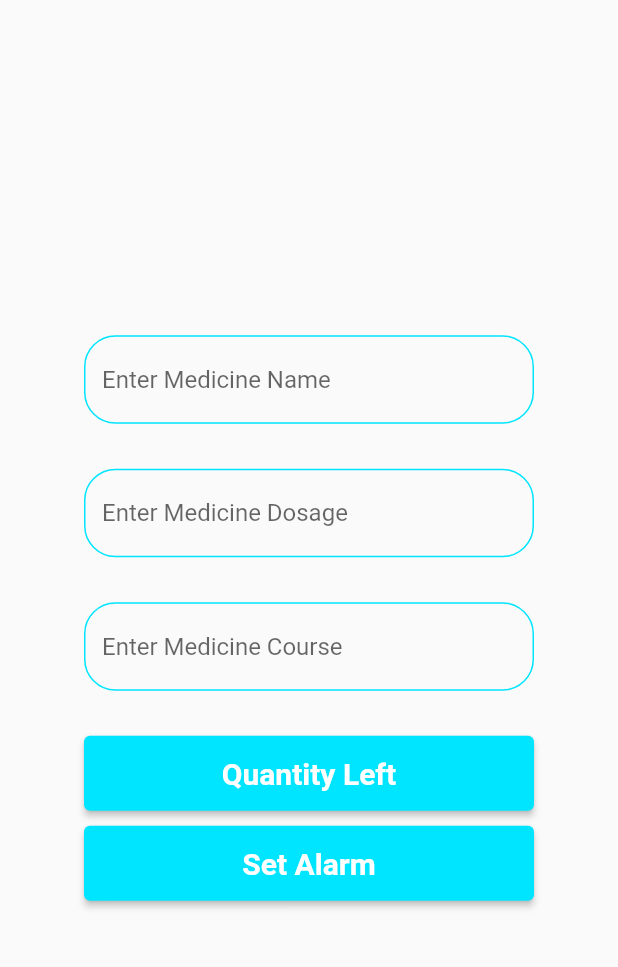
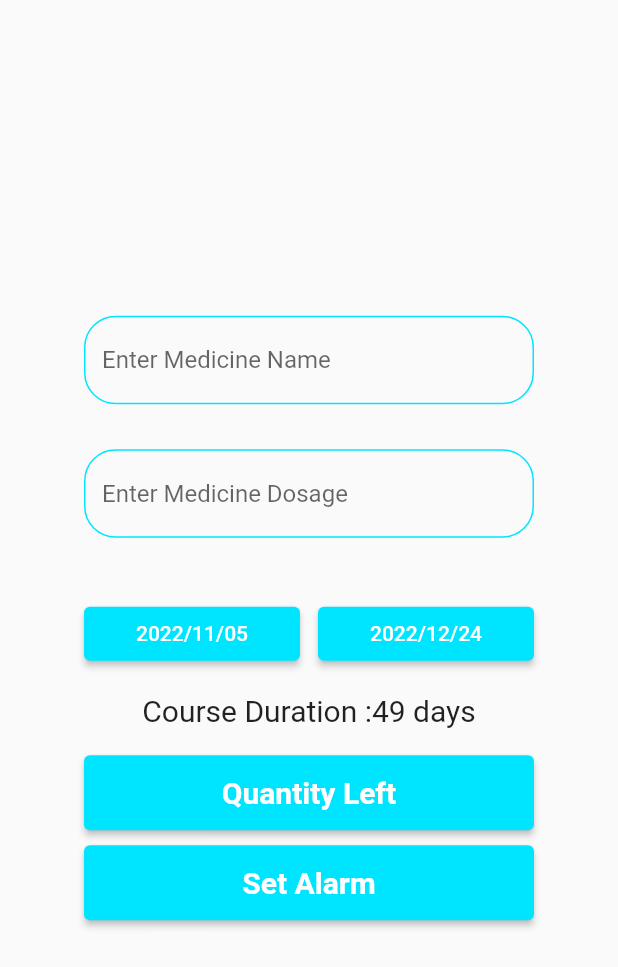
Before and after one commit to MedminderAJCE/MedMinder, a Flutter app: the AddMedicine screen opened directly, on a phone screen of 412 x 824 dp. Shown: the top 967 px of the screen. Run offline on Flutter 3.47's test engine with Material 2 defaults, Android fonts, the phone set to English and light mode, and no system bars; our stand-ins replace cloud_firestore, firebase_auth, firebase_core, fluttertoast; accounts and stored records are empty.

```diff
--- a/lib/screens/addmedicine.dart
+++ b/lib/screens/addmedicine.dart
@@ -1,17 +1,27 @@
 import 'package:flutter/material.dart';
+import 'package:intl/intl.dart';
 
-class AddMedicine extends StatelessWidget {
+class AddMedicine extends StatefulWidget {
   const AddMedicine({super.key});
 
   @override
+  State<AddMedicine> createState() => _AddMedicineState();
+}
+
+class _AddMedicineState extends State<AddMedicine> {
+  DateTimeRange dateRange =
+      DateTimeRange(start: DateTime(2022, 11, 5), end: DateTime(2022, 12, 24));
+  @override
   Widget build(BuildContext context) {
-    return   Scaffold(
-      body:Center(
-        child:SizedBox(
+    final start = dateRange.start;
+    final end = dateRange.end;
+    final difference = dateRange.duration;
 
-          width:300,
-        child:Column(
-
+    return Scaffold(
+      body: Center(
+          child: SizedBox(
+        width: 300,
+        child: Column(
           mainAxisAlignment: MainAxisAlignment.center,
           children: [
             TextField(
@@ -20,24 +30,23 @@ class AddMedicine extends StatelessWidget {
                 disabledBorder: OutlineInputBorder(
                     borderRadius: BorderRadius.circular(21),
                     borderSide: const BorderSide(
-                    color:  Color(0xFF00E5FF),
-                  )
-                ),
+                      color: Color(0xFF00E5FF),
+                    )),
                 focusedBorder: OutlineInputBorder(
                     borderRadius: BorderRadius.circular(21),
                     borderSide: const BorderSide(
-                    color:  Color(0xFF00E5FF),
-                  )
-                ),
+                      color: Color(0xFF00E5FF),
+                    )),
                 enabledBorder: OutlineInputBorder(
                     borderRadius: BorderRadius.circular(21),
                     borderSide: const BorderSide(
-                    color:  Color(0xFF00E5FF),
-                  )
+                      color: Color(0xFF00E5FF),
+                    )),
               ),
             ),
+            Container(
+              height: 30,
             ),
-            Container(height: 30,),
             TextField(
               keyboardType: TextInputType.phone,
               decoration: InputDecoration(
@@ -45,77 +54,98 @@ class AddMedicine extends StatelessWidget {
                 disabledBorder: OutlineInputBorder(
                     borderRadius: BorderRadius.circular(21),
                     borderSide: const BorderSide(
-                    color:  Color(0xFF00E5FF),
-                  )
-                ),
+                      color: Color(0xFF00E5FF),
+                    )),
                 focusedBorder: OutlineInputBorder(
                     borderRadius: BorderRadius.circular(21),
                     borderSide: const BorderSide(
-                    color:  Color(0xFF00E5FF),
-                  )
-                ),
-                enabledBorder:  OutlineInputBorder(
-                  borderRadius: BorderRadius.circular(21),
-                  borderSide: const BorderSide(
-                    color:  Color(0xFF00E5FF),
-                  )
-                ),
-              ),
-            ),
-            Container(height: 30,),
-             TextField(
-              decoration: InputDecoration(
-                hintText: "Enter Medicine Course",
-                disabledBorder: OutlineInputBorder(
-                  borderRadius: BorderRadius.circular(21),
-                  borderSide: const BorderSide(
-                    color:  Color(0xFF00E5FF),
-                  )
-                ),
-                focusedBorder: OutlineInputBorder(
-                  borderRadius: BorderRadius.circular(21),
-                  borderSide: const BorderSide(
-                    color:Color(0xFF00E5FF),
-                  )
-                ),
+                      color: Color(0xFF00E5FF),
+                    )),
                 enabledBorder: OutlineInputBorder(
                     borderRadius: BorderRadius.circular(21),
                     borderSide: const BorderSide(
-                    color:Color(0xFF00E5FF),
-                  )
+                      color: Color(0xFF00E5FF),
+                    )),
               ),
             ),
+            Container(
+              height: 30,
             ),
-            Container(height: 30,),
-            ElevatedButton(onPressed: (){
-            },
+            const SizedBox(height: 10),
+            Row(
+              mainAxisAlignment: MainAxisAlignment.center,
+              children: [
+                Expanded(
+                  child: ElevatedButton(
+                    onPressed: pickDateRange,
+                    style: ElevatedButton.styleFrom(
+                      backgroundColor: const Color(0xFF00E5FF),
+                    ),
+                    child: Text(DateFormat('yyyy/MM/dd').format(start)),
+                  ),
+                ),
+                const SizedBox(width: 12),
+                Expanded(
+                  child: ElevatedButton(
+                    onPressed: pickDateRange,
+                    style: ElevatedButton.styleFrom(
+                      backgroundColor: const Color(0xFF00E5FF),
+                    ),
+                    child: Text(DateFormat('yyyy/MM/dd').format(end)),
+                  ),
+                ),
+              ],
+            ),
+            const SizedBox(height: 16),
+            Text(
+              'Course Duration :${difference.inDays} days',
+              style: const TextStyle(fontSize: 20),
+            ),
+            Container(height: 18),
+            ElevatedButton(
+              onPressed: () {},
+              style: ElevatedButton.styleFrom(
+                minimumSize: const Size(320.0, 50.0),
+                backgroundColor: const Color(0xFF00E5FF),
+              ),
               child: const Text('Quantity Left',
                   style: TextStyle(
                       fontWeight: FontWeight.bold,
-                          fontSize:20,
-                          color: Colors.white)
+                      fontSize: 20,
+                      color: Colors.white)),
             ),
+            Container(
+              height: 10,
+            ),
+            ElevatedButton(
+              onPressed: () {},
               style: ElevatedButton.styleFrom(
-              minimumSize: const Size(320.0,50.0),
+                minimumSize: const Size(320.0, 50.0),
                 backgroundColor: const Color(0xFF00E5FF),
               ),
-            ),
-             Container(height: 10,),
-            ElevatedButton(onPressed: (){
-            }, child: const Text('Set Alarm',
+              child: const Text('Set Alarm',
                   style: TextStyle(
                       fontWeight: FontWeight.bold,
-                          fontSize:20,
-                          color: Colors.white)
-                          ),
-                          style: ElevatedButton.styleFrom(
-              minimumSize: const Size(320.0,50.0),
-              backgroundColor: const Color(0xFF00E5FF),
-            ),
-
+                      fontSize: 20,
+                      color: Colors.white)),
             ),
           ],
-        ))),
+        ),
+      )),
     );
   }
+
+  Future pickDateRange() async {
+    DateTimeRange? newDateRange = await showDateRangePicker(
+      context: context,
+      initialDateRange: dateRange,
+      firstDate: DateTime(1900),
+      lastDate: DateTime(2100),
+    );
+
+    if (newDateRange == null) return; // Pressed X
+    setState(() {
+      dateRange = newDateRange;
+    });
   }
+}
```
Also changed, not shown: pubspec.lock. Lines whose indentation alone changed are shown as unchanged.
